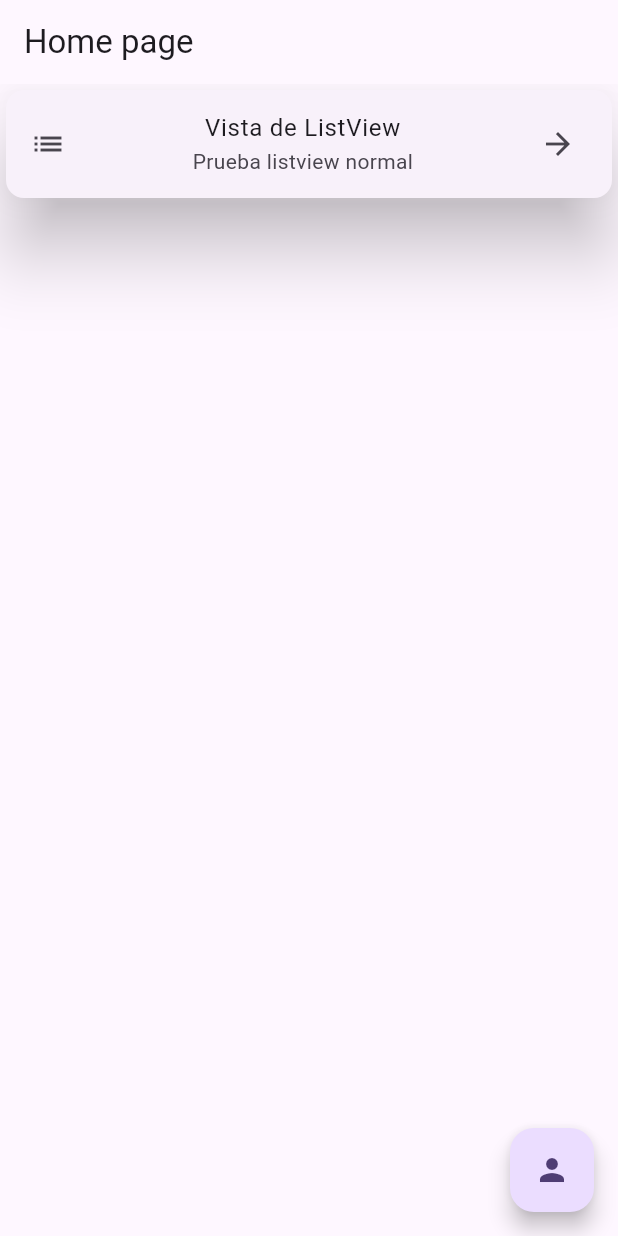
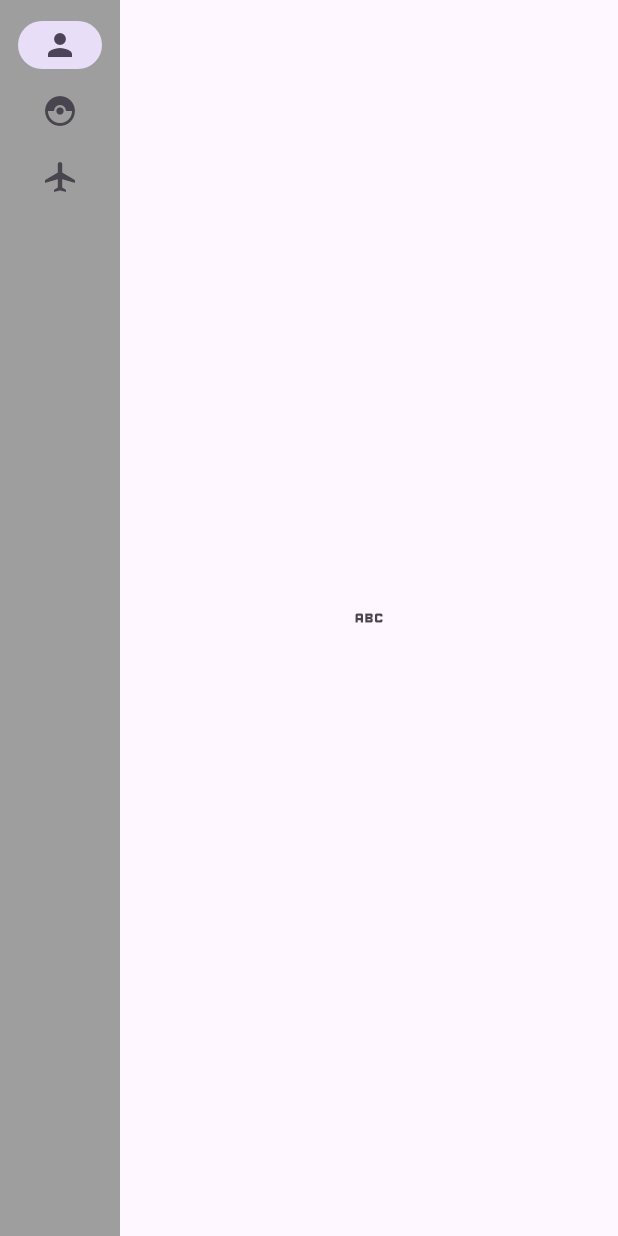
Before and after one commit to JohanRivera/flutterdocs, a Flutter app: the screen it shows after launch, on a phone screen of 412 x 824 dp. Run offline on Flutter 3.47's test engine with Material 2 defaults, Android fonts, the light colour scheme and no system bars; our stand-ins replace go_router.

Commit message:
feat: Implementación de goroute

```diff
--- a/lib/config/routes/router_app.dart
+++ b/lib/config/routes/router_app.dart
@@ -1,22 +1,56 @@
+import 'package:flutter/material.dart';
+import 'package:flutterdocs/presentation/widgets/scaffold_with_nestednavigation.dart';
 import 'package:go_router/go_router.dart';
 import 'package:flutterdocs/presentation/views/views.dart';
+
+// private navigators
+final _rootNavigatorKey = GlobalKey<NavigatorState>();
+final _shellNavigatorAKey = GlobalKey<NavigatorState>(debugLabel: 'shellA');
+final _shellNavigatorBKey = GlobalKey<NavigatorState>(debugLabel: 'shellB');
 
 // GoRouter configuration
 final routerApp = GoRouter(
   initialLocation: '/',
+  navigatorKey: _rootNavigatorKey,
   routes: [
-    GoRoute(
-      path: '/',
-      builder: (context, state) => const HomePage(),
+    StatefulShellRoute.indexedStack(
+      builder: (context, state, navigationShell) {
+        // the UI shell
+        return ScaffoldWithNestedNavigation(
+          navigationShell: navigationShell,
+        );
+      },
+      branches: [
+        StatefulShellBranch(
+          navigatorKey: _shellNavigatorAKey,
+          routes: [
+            GoRoute(
+              path: '/',
+              pageBuilder: (context, state) => NoTransitionPage(
+                child: SizedBox(
+                  height: 50.0,
+                  width: 50.0,
+                  child: IconButton(
+                    onPressed: () {
+                      context.push('/listview');
+                    },
+                    icon: const Icon(Icons.abc),
+                  ),
+                ),
+              ),
+              routes: [
+                // child route
+                GoRoute(
+                  path: 'listview',
+                  builder: (context, state) => ListView(),
+                ),
+              ],
+              builder: (context, state) => const HomePage(),
+            ),
+          ],
+        ),
+      ],
     ),
-    GoRoute(
-      path: "/profile",
-      builder: (context, state) => const UserProfilePage(),
-    ),
-    GoRoute(
-      path: "/listview",
-      builder: (context, state) => const ListViewPage(),
-    )
   ],
   debugLogDiagnostics: true,
 );
--- a/lib/presentation/views/views.dart
+++ b/lib/presentation/views/views.dart
@@ -1,3 +1,4 @@
 export 'package:flutterdocs/presentation/views/home/home_page.dart';
 export 'package:flutterdocs/presentation/views/user/profile_page.dart';
 export 'package:flutterdocs/presentation/views/list/listview_page.dart';
+export 'package:flutterdocs/presentation/views/list/gridview_page.dart';
--- /dev/null
+++ b/lib/presentation/widgets/scaffold_with_nestednavigation.dart
@@ -0,0 +1,64 @@
+// Stateful nested navigation based on:
+// https://github.com/flutter/packages/blob/main/packages/go_router/example/lib/stateful_shell_route.dart
+import 'package:flutter/material.dart';
+import 'package:go_router/go_router.dart';
+
+class ScaffoldWithNestedNavigation extends StatefulWidget {
+  const ScaffoldWithNestedNavigation({
+    Key? key,
+    required this.navigationShell,
+  }) : super(key: key ?? const ValueKey('ScaffoldWithNestedNavigation'));
+  final StatefulNavigationShell navigationShell;
+
+  @override
+  State<ScaffoldWithNestedNavigation> createState() => _ScaffoldWithNestedNavigationState();
+}
+
+class _ScaffoldWithNestedNavigationState extends State<ScaffoldWithNestedNavigation> {
+  void _goBranch(int index) {
+    widget.navigationShell.goBranch(
+      index,
+      // A common pattern when using bottom navigation bars is to support
+      // navigating to the initial location when tapping the item that is
+      // already active. This example demonstrates how to support this behavior,
+      // using the initialLocation parameter of goBranch.
+      initialLocation: index == widget.navigationShell.currentIndex,
+    );
+  }
+
+  // bool _isExpanded = false;
+  @override
+  Widget build(BuildContext context) {
+    return Scaffold(
+      body: SafeArea(
+        child: Row(
+          children: [
+            NavigationRail(
+              // extended: _isExpanded,
+              backgroundColor: Colors.grey,
+              onDestinationSelected: _goBranch,
+              destinations: const [
+                NavigationRailDestination(
+                  icon: Icon(Icons.person),
+                  label: Text("Persona"),
+                ),
+                NavigationRailDestination(
+                  icon: Icon(Icons.catching_pokemon),
+                  label: Text("Pokemon"),
+                ),
+                NavigationRailDestination(
+                  icon: Icon(Icons.airplanemode_active),
+                  label: Text("Modo avion"),
+                ),
+              ],
+              selectedIndex: widget.navigationShell.currentIndex,
+            ),
+            Expanded(
+              child: widget.navigationShell,
+            ),
+          ],
+        ),
+      ),
+    );
+  }
+}
```
Also changed, not shown: lib/presentation/views/home/home_page.dart (+18 -13 lines), lib/presentation/views/list/gridview_page.dart (added, +38 -0 lines), 1 other file.
